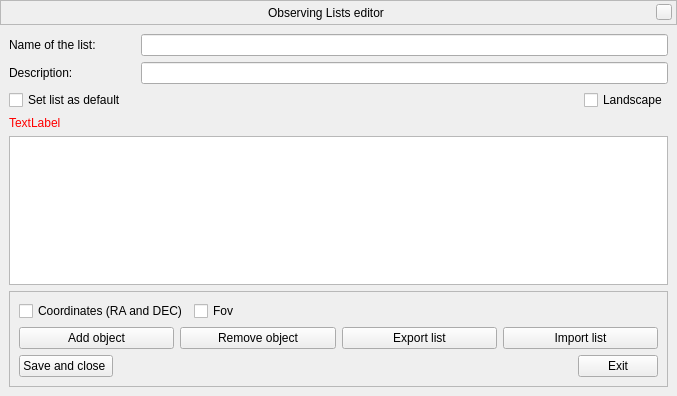
Stellarium/stellarium, file src/gui/obsListCreateEditDialog.ui: the form before one commit.
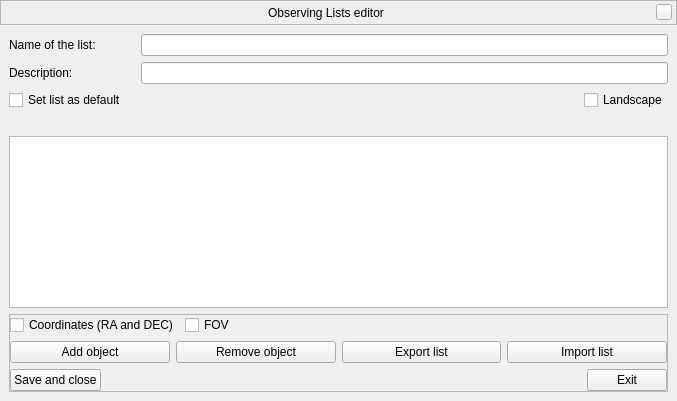
The form after the commit. Custom widgets are drawn as their Qt base class.

Patch:
```diff
--- a/src/gui/obsListCreateEditDialog.ui
+++ b/src/gui/obsListCreateEditDialog.ui
@@ -7,7 +7,7 @@
     <x>0</x>
     <y>0</y>
     <width>677</width>
-    <height>396</height>
+    <height>401</height>
    </rect>
   </property>
   <layout class="QGridLayout" name="gridLayout_2">
@@ -175,6 +175,18 @@
          <enum>QFrame::Raised</enum>
         </property>
         <layout class="QVBoxLayout" name="verticalLayout_4">
+         <property name="leftMargin">
+          <number>0</number>
+         </property>
+         <property name="topMargin">
+          <number>0</number>
+         </property>
+         <property name="rightMargin">
+          <number>0</number>
+         </property>
+         <property name="bottomMargin">
+          <number>0</number>
+         </property>
          <item>
           <layout class="QHBoxLayout" name="horizontalLayoutCheckBoxRacDecFov">
            <item>
@@ -199,7 +211,7 @@
               <number>3</number>
              </property>
              <property name="text">
-              <string>Fov</string>
+              <string>FOV</string>
              </property>
             </widget>
            </item>
@@ -282,7 +294,7 @@
            <item>
             <widget class="QPushButton" name="obsListSaveButton">
              <property name="text">
-              <string>Save and close </string>
+              <string>Save and close</string>
              </property>
             </widget>
            </item>
@@ -319,7 +331,7 @@
            <string notr="true">QLabel {color : red;}</string>
           </property>
           <property name="text">
-           <string>TextLabel</string>
+           <string/>
           </property>
          </widget>
         </item>
```
Left out of the diff: 2 changed lines with no effect on the pictures.
